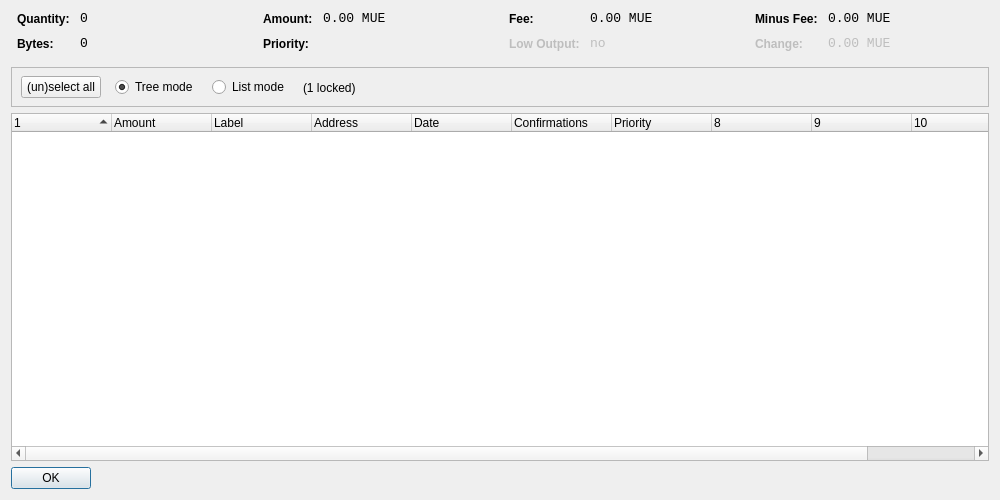
Old version of the form src/qt/forms/coincontroldialog.ui in the repository upgradeadvice/MUE-Src.
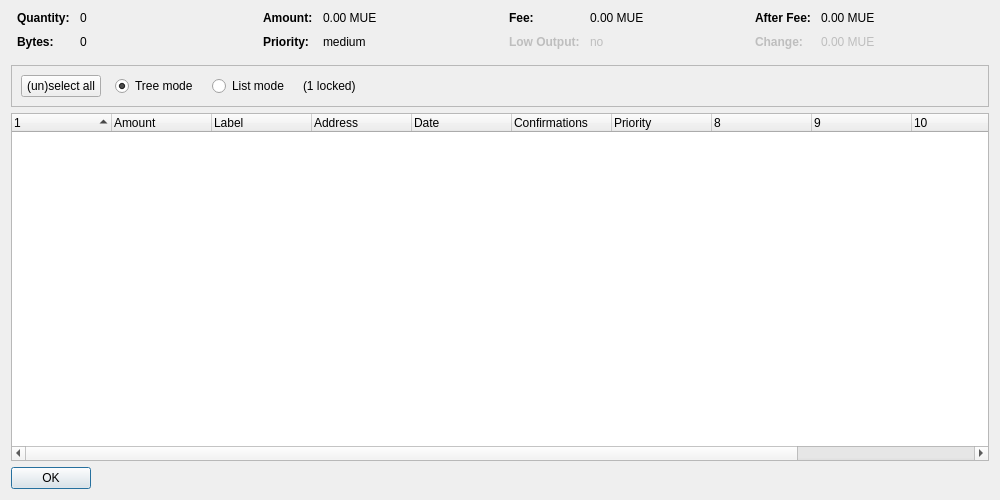
New version of the form. Custom widgets are drawn as their Qt base class.

Diff of the .ui file:
```diff
--- a/src/qt/forms/coincontroldialog.ui
+++ b/src/qt/forms/coincontroldialog.ui
@@ -38,8 +38,11 @@
        </property>
        <item row="0" column="0">
         <widget class="QLabel" name="labelCoinControlQuantityText">
-         <property name="styleSheet">
-          <string notr="true">font-weight:bold;</string>
+         <property name="font">
+          <font>
+           <weight>75</weight>
+           <bold>true</bold>
+          </font>
          </property>
          <property name="text">
           <string>Quantity:</string>
@@ -48,12 +51,6 @@
        </item>
        <item row="0" column="1">
         <widget class="QLabel" name="labelCoinControlQuantity">
-         <property name="font">
-          <font>
-           <family>Monospace</family>
-           <pointsize>10</pointsize>
-          </font>
-         </property>
          <property name="cursor">
           <cursorShape>IBeamCursor</cursorShape>
          </property>
@@ -70,8 +67,11 @@
        </item>
        <item row="1" column="0">
         <widget class="QLabel" name="labelCoinControlBytesText">
-         <property name="styleSheet">
-          <string notr="true">font-weight:bold;</string>
+         <property name="font">
+          <font>
+           <weight>75</weight>
+           <bold>true</bold>
+          </font>
          </property>
          <property name="text">
           <string>Bytes:</string>
@@ -80,12 +80,6 @@
        </item>
        <item row="1" column="1">
         <widget class="QLabel" name="labelCoinControlBytes">
-         <property name="font">
-          <font>
-           <family>Monospace</family>
-           <pointsize>10</pointsize>
-          </font>
-         </property>
          <property name="cursor">
           <cursorShape>IBeamCursor</cursorShape>
          </property>
@@ -118,8 +112,11 @@
        </property>
        <item row="0" column="0">
         <widget class="QLabel" name="labelCoinControlAmountText">
-         <property name="styleSheet">
-          <string notr="true">font-weight:bold;</string>
+         <property name="font">
+          <font>
+           <weight>75</weight>
+           <bold>true</bold>
+          </font>
          </property>
          <property name="text">
           <string>Amount:</string>
@@ -128,12 +125,6 @@
        </item>
        <item row="0" column="1">
         <widget class="QLabel" name="labelCoinControlAmount">
-         <property name="font">
-          <font>
-           <family>Monospace</family>
-           <pointsize>10</pointsize>
-          </font>
-         </property>
          <property name="cursor">
           <cursorShape>IBeamCursor</cursorShape>
          </property>
@@ -147,8 +138,11 @@
        </item>
        <item row="1" column="0">
         <widget class="QLabel" name="labelCoinControlPriorityText">
-         <property name="styleSheet">
-          <string notr="true">font-weight:bold;</string>
+         <property name="font">
+          <font>
+           <weight>75</weight>
+           <bold>true</bold>
+          </font>
          </property>
          <property name="text">
           <string>Priority:</string>
@@ -157,12 +151,6 @@
        </item>
        <item row="1" column="1">
         <widget class="QLabel" name="labelCoinControlPriority">
-         <property name="font">
-          <font>
-           <family>Monospace</family>
-           <pointsize>10</pointsize>
-          </font>
-         </property>
          <property name="cursor">
           <cursorShape>IBeamCursor</cursorShape>
          </property>
@@ -170,7 +158,7 @@
           <enum>Qt::ActionsContextMenu</enum>
          </property>
          <property name="text">
-          <string/>
+          <string notr="true">medium</string>
          </property>
          <property name="textInteractionFlags">
           <set>Qt::LinksAccessibleByMouse</set>
@@ -195,8 +183,11 @@
        </property>
        <item row="0" column="0">
         <widget class="QLabel" name="labelCoinControlFeeText">
-         <property name="styleSheet">
-          <string notr="true">font-weight:bold;</string>
+         <property name="font">
+          <font>
+           <weight>75</weight>
+           <bold>true</bold>
+          </font>
          </property>
          <property name="text">
           <string>Fee:</string>
@@ -205,12 +196,6 @@
        </item>
        <item row="0" column="1">
         <widget class="QLabel" name="labelCoinControlFee">
-         <property name="font">
-          <font>
-           <family>Monospace</family>
-           <pointsize>10</pointsize>
-          </font>
-         </property>
          <property name="cursor">
           <cursorShape>IBeamCursor</cursorShape>
          </property>
@@ -227,8 +212,11 @@
          <property name="enabled">
           <bool>false</bool>
          </property>
-         <property name="styleSheet">
-          <string notr="true">font-weight:bold;</string>
+         <property name="font">
+          <font>
+           <weight>75</weight>
+           <bold>true</bold>
+          </font>
          </property>
          <property name="text">
           <string>Low Output:</string>
@@ -240,12 +228,6 @@
          <property name="enabled">
           <bool>false</bool>
          </property>
-         <property name="font">
-          <font>
-           <family>Monospace</family>
-           <pointsize>10</pointsize>
-          </font>
-         </property>
          <property name="cursor">
           <cursorShape>IBeamCursor</cursorShape>
          </property>
@@ -277,23 +259,20 @@
         <number>6</number>
        </property>
        <item row="0" column="0">
-        <widget class="QLabel" name="labelCoinControlMinusFeeText">
-         <property name="styleSheet">
-          <string notr="true">font-weight:bold;</string>
-         </property>
-         <property name="text">
-          <string>Minus Fee:</string>
-         </property>
-        </widget>
-       </item>
-       <item row="0" column="1">
-        <widget class="QLabel" name="labelCoinControlMinusFee">
+        <widget class="QLabel" name="labelCoinControlAfterFeeText">
          <property name="font">
           <font>
-           <family>Monospace</family>
-           <pointsize>10</pointsize>
+           <weight>75</weight>
+           <bold>true</bold>
           </font>
          </property>
+         <property name="text">
+          <string>After Fee:</string>
+         </property>
+        </widget>
+       </item>
+       <item row="0" column="1">
+        <widget class="QLabel" name="labelCoinControlAfterFee">
          <property name="cursor">
           <cursorShape>IBeamCursor</cursorShape>
          </property>
@@ -301,7 +280,10 @@
           <enum>Qt::ActionsContextMenu</enum>
          </property>
          <property name="text">
-          <string>0.00 MUE</string>
+          <string notr="true">0.00 MUE</string>
+         </property>
+         <property name="textInteractionFlags">
+          <set>Qt::LinksAccessibleByMouse|Qt::TextSelectableByKeyboard|Qt::TextSelectableByMouse</set>
          </property>
         </widget>
        </item>
@@ -310,8 +292,11 @@
          <property name="enabled">
           <bool>false</bool>
          </property>
-         <property name="styleSheet">
-          <string notr="true">font-weight:bold;</string>
+         <property name="font">
+          <font>
+           <weight>75</weight>
+           <bold>true</bold>
+          </font>
          </property>
          <property name="text">
           <string>Change:</string>
@@ -323,12 +308,6 @@
          <property name="enabled">
           <bool>false</bool>
          </property>
-         <property name="font">
-          <font>
-           <family>Monospace</family>
-           <pointsize>10</pointsize>
-          </font>
-         </property>
          <property name="cursor">
           <cursorShape>IBeamCursor</cursorShape>
          </property>
@@ -361,15 +340,8 @@
      <property name="frameShadow">
       <enum>QFrame::Sunken</enum>
      </property>
-     <widget class="QWidget" name="horizontalLayoutWidget">
-      <property name="geometry">
-       <rect>
-        <x>10</x>
-        <y>0</y>
-        <width>781</width>
-        <height>41</height>
-       </rect>
-      </property>
+     <layout class="QHBoxLayout" name="horizontalLayout">
+      <item>
       <layout class="QHBoxLayout" name="horizontalLayoutPanel" stretch="0,0,0,0,0">
        <property name="spacing">
         <number>14</number>
@@ -437,7 +409,8 @@
         </spacer>
        </item>
       </layout>
-     </widget>
+      </item>
+     </layout>
     </widget>
    </item>
    <item>
@@ -449,7 +422,7 @@
       <bool>false</bool>
      </property>
      <property name="columnCount">
-      <number>11</number>
+      <number>12</number>
      </property>
      <attribute name="headerShowSortIndicator" stdset="0">
       <bool>true</bool>
@@ -515,6 +488,11 @@
        <string/>
       </property>
      </column>
+     <column>
+      <property name="text">
+       <string/>
+      </property>
+     </column>
     </widget>
    </item>
    <item>
@@ -535,6 +513,13 @@
    </item>
   </layout>
  </widget>
+ <customwidgets>
+  <customwidget>
+   <class>CoinControlTreeWidget</class>
+   <extends>QTreeWidget</extends>
+   <header>coincontroltreewidget.h</header>
+  </customwidget>
+ </customwidgets>
  <resources/>
  <connections/>
 </ui>
```
Left out of the diff: 34 changed lines with no effect on the pictures. Lines whose indentation alone changed are shown as unchanged.
